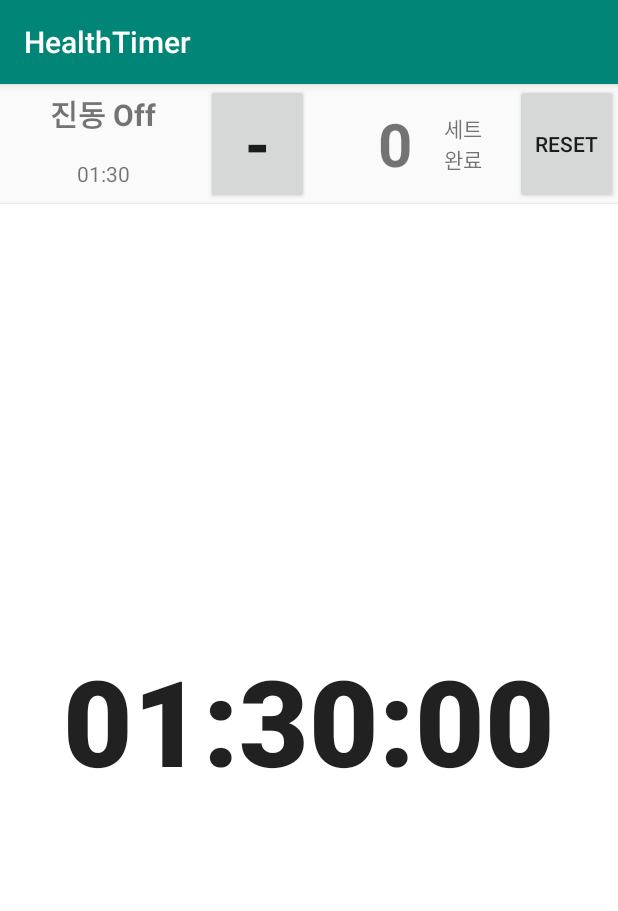
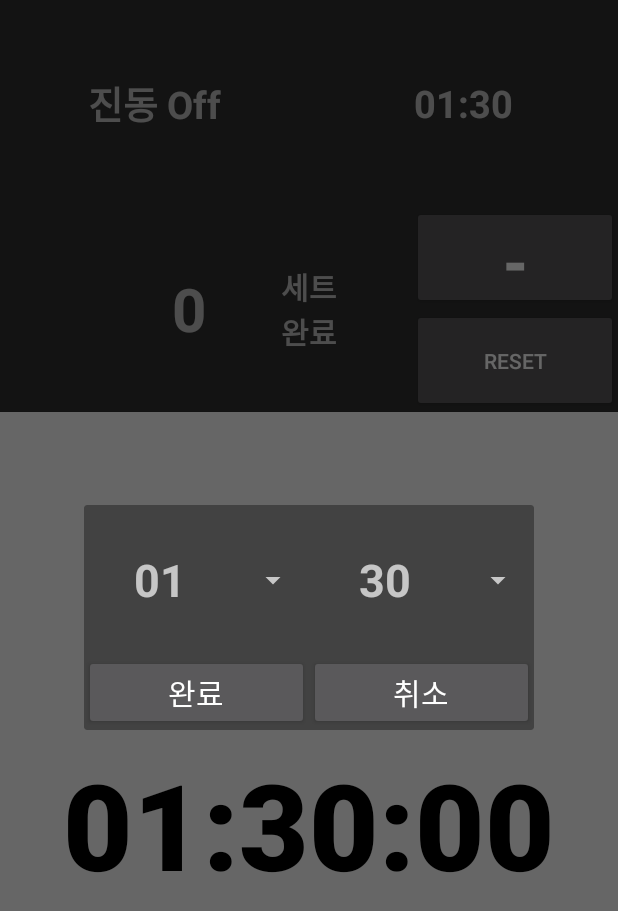
Before and after one commit to k2hyun4/health-timer, an Android app: the screen it shows after launch (MainActivity), after a tap on an icon or button, on a phone screen of 412 x 824 dp. Shown: the top 911 px of the screen. Run offline under Robolectric (Android 15) with nearby library versions, the phone set to English and light mode, and no system bars; our stand-ins replace data binding.

Commit message:
[Version 1.0.0] * 휴식시간 설정 구현(Spinner) * 상단부 레이아웃 변경
//TODO
* 타이머 진행시 백그라운드에서 유지되도록 Service로 변경 필요

```diff
--- a/app/build.gradle
+++ b/app/build.gradle
@@ -9,8 +9,8 @@ android {
         applicationId "tanned.bear"
         minSdkVersion 21
         targetSdkVersion 28
-        versionCode 1
-        versionName "1.0"
+        versionCode 10000
+        versionName "1.0.0"
         testInstrumentationRunner "android.support.test.runner.AndroidJUnitRunner"
     }
     buildTypes {
--- a/app/src/main/AndroidManifest.xml
+++ b/app/src/main/AndroidManifest.xml
@@ -10,14 +10,12 @@
             android:label="@string/app_name"
             android:roundIcon="@mipmap/ic_launcher_round"
             android:supportsRtl="true"
-            android:theme="@style/AppTheme">
+            android:theme="@style/Theme.AppCompat.NoActionBar">
         <activity android:name=".MainActivity">
             <intent-filter>
                 <action android:name="android.intent.action.MAIN"/>
-
                 <category android:name="android.intent.category.LAUNCHER"/>
             </intent-filter>
         </activity>
     </application>
-
 </manifest>
--- a/app/src/main/java/tanned/bear/MainActivity.kt
+++ b/app/src/main/java/tanned/bear/MainActivity.kt
@@ -2,19 +2,21 @@ package tanned.bear
 
 import android.app.Dialog
 import android.content.Context
-import android.content.DialogInterface
 import android.content.SharedPreferences
 import android.databinding.DataBindingUtil
 import android.os.Build
 import android.os.Bundle
 import android.os.VibrationEffect
 import android.os.Vibrator
-import android.support.v7.app.AlertDialog
 import android.support.v7.app.AppCompatActivity
 import android.view.View
+import android.widget.ArrayAdapter
+import android.widget.Button
+import android.widget.Spinner
 import android.widget.TextView
 import tanned.bear.databinding.ActivityMainBinding
 import java.util.*
+import kotlin.collections.ArrayList
 import kotlin.concurrent.timer
 
 class MainActivity : AppCompatActivity() {
@@ -24,6 +26,9 @@ class MainActivity : AppCompatActivity() {
     private var mVibrationFlag: Boolean = false     //진동 설정 여부
     private var mRestTime: Long = 0     //설정된 휴식 시간
     private var mPauseDialog: Dialog? = null     //일시정지시 발생할 다이얼로그
+    private var mSetRestTimeDialog: Dialog? = null     //휴식시간 설정 다이얼로그
+    private var mMinuteSpinner: Spinner? = null
+    private var mSecondSpinner: Spinner? = null
 
     private var mRemainRestTime: Long = 0       //타이머를 통해 변경될 휴식 시간
     private var mTimerTask: Timer? = null       //휴식시간 변경 타이머
@@ -59,9 +64,23 @@ class MainActivity : AppCompatActivity() {
         mRestTime = mSharedPreferences.getLong(getString(R.string.key_rest_time), resources.getInteger(R.integer.default_rest_time).toLong())
         mRemainRestTime = mRestTime
         setRestTime(true, false)
-        setRestTime(false, false)
+        var simpleTime: String? = setRestTime(false, false)
 
+        initPauseDialog()
+
+        //휴식시간 설정 스피너 초기화
+        val minuteArray: Array<String> = resources.getStringArray(R.array.rest_time_minute)
+        val secondArray: Array<String> = resources.getStringArray(R.array.rest_time_second)
+        initSetRestTimeDialog(minuteArray, secondArray)
+        val restTimeList: List<String>? = simpleTime?.split(":")
+
+        mMinuteSpinner?.setSelection(minuteArray.indexOf(restTimeList?.get(0)))
+        mSecondSpinner?.setSelection(secondArray.indexOf(restTimeList?.get(1)))
+    }
+
+    fun initPauseDialog() {
         mPauseDialog = Dialog(this)
+
         mPauseDialog?.setContentView(R.layout.dialog_pause)
         mPauseDialog?.findViewById<TextView>(R.id.reset)?.setOnClickListener(View.OnClickListener {
             mPauseDialog?.cancel()
@@ -73,6 +92,36 @@ class MainActivity : AppCompatActivity() {
         })
 
         mPauseDialog?.create()
+    }
+
+    fun initSetRestTimeDialog(minuteArray: Array<String>, secondArray: Array<String>) {
+        val minuteList: ArrayList<String> = ArrayList()
+        val secondList: ArrayList<String> = ArrayList()
+
+        for (item: String in minuteArray) {
+            minuteList.add(item)
+        }
+
+        for (item: String in secondArray) {
+            secondList.add(item)
+        }
+
+        mSetRestTimeDialog = Dialog(this)
+
+        mSetRestTimeDialog?.setContentView(R.layout.dialog_set_rest_time)
+        mMinuteSpinner = mSetRestTimeDialog?.findViewById(R.id.change_minute)
+        mMinuteSpinner?.adapter = ArrayAdapter(this, R.layout.layout_custom_spinner, minuteList)
+        mSecondSpinner = mSetRestTimeDialog?.findViewById(R.id.change_second)
+        mSecondSpinner?.adapter = ArrayAdapter(this, R.layout.layout_custom_spinner, secondList)
+
+        mSetRestTimeDialog?.findViewById<Button>(R.id.btn_set)?.setOnClickListener({
+            onClickSetResetTime()
+            mSetRestTimeDialog?.cancel()
+        })
+        mSetRestTimeDialog?.findViewById<Button>(R.id.btn_cancel)?.setOnClickListener({
+            mSetRestTimeDialog?.cancel()
+        })
+        mSetRestTimeDialog?.create()
     }
 
     //1) 센터 클릭, 타이머 중 센터 클릭
@@ -112,7 +161,7 @@ class MainActivity : AppCompatActivity() {
 
     //4) 상단부 - 휴식시간 설정 팝업
     fun onClickShowRestTimePopup() {
-
+        mSetRestTimeDialog?.show()
     }
 
     //4) 상단부 - 세트수 줄이기
@@ -130,9 +179,16 @@ class MainActivity : AppCompatActivity() {
         setDisplaySetCount()
     }
 
-    //5) 설정 팝업 - 휴식시간 설정
+    //5) 설정 - 휴식시간 설정
     fun onClickSetResetTime() {
+        val minute: String = mMinuteSpinner?.selectedItem.toString()
+        val second: String = mSecondSpinner?.selectedItem.toString()
+        mRestTime = convertStrToTime(minute, second)
+        setRestTime(false, false)
 
+        if (!mRunningTimerFlag) {
+            setRestTime(true, false)
+        }
     }
 
     fun setDisplaySetCount() = mBinding.displaySetCount.setText(mSetCount.toString())
@@ -164,7 +220,14 @@ class MainActivity : AppCompatActivity() {
         return String.format("%02d:%02d:%02d", minute, second, milis)
     }
 
-    fun setRestTime(onDisplayFlag: Boolean, forTimerFlag: Boolean) {
+    fun convertStrToTime(minute: String, second: String): Long {
+        val oneMinute: Long = 60000
+        return minute.toLong() * oneMinute + second.toLong() * 1000
+    }
+
+    fun setRestTime(onDisplayFlag: Boolean, forTimerFlag: Boolean): String? {
+        var result: String? = null
+
         if (onDisplayFlag) {
             if (forTimerFlag) {
                 runOnUiThread {
@@ -175,8 +238,11 @@ class MainActivity : AppCompatActivity() {
             }
 
         } else {
-            mBinding.setRestTime.setText(convertTimeToStr(mRestTime, false))
+            result = convertTimeToStr(mRestTime, false)
+            mBinding.setRestTime.setText(result)
         }
+
+        return result
     }
 
     fun stopTimer(pauseFlag: Boolean) {
@@ -215,7 +281,7 @@ class MainActivity : AppCompatActivity() {
         if (defaultFlag) {
             colorId = R.color.white
         } else {
-            colorId = R.color.magenta
+            colorId = R.color.lightGreen
         }
 
         val colorInt: Int
@@ -229,3 +295,8 @@ class MainActivity : AppCompatActivity() {
         mBinding.btnCenter.setBackgroundColor(colorInt)
     }
 }
+
+class Time {
+    private var minute: String? = null
+    private var second: String? = null
+}
--- a/app/src/main/res/drawable-v24/background_border.xml
+++ /dev/null
@@ -1,18 +0,0 @@
-<?xml version="1.0" encoding="utf-8"?>
-<layer-list xmlns:android="http://schemas.android.com/apk/res/android">
-    <item
-            android:top="0dp"
-            android:left="0dp"
-            android:right="0dp"
-            android:bottom="0dp">
-
-        <shape xmlns:android="http://schemas.android.com/apk/res/android"
-               android:shape="rectangle" >
-            <solid android:color="#FFFFFF"/>
-            <corners android:bottomRightRadius="5dp"/>
-            <stroke
-                    android:width="1dp"
-                    android:color="#EDEFF2"/>
-        </shape>
-    </item>
-</layer-list>
--- a/app/src/main/res/layout/activity_main.xml
+++ b/app/src/main/res/layout/activity_main.xml
@@ -13,45 +13,38 @@
 
         <LinearLayout
             android:layout_width="match_parent"
-            android:layout_height="80dp"
-            android:orientation="horizontal">
+            android:layout_height="0dp"
+            android:layout_weight="1"
+            android:orientation="vertical">
             <LinearLayout
-                android:layout_width="0dp"
-                android:layout_height="match_parent"
-                android:layout_weight="1"
-                android:orientation="vertical">
+                android:layout_width="match_parent"
+                android:layout_height="0dp"
+                android:layout_weight="1">
                 <TextView
                     android:id="@+id/switchVibration"
-                    android:layout_width="match_parent"
-                    android:layout_height="0dp"
+                    android:layout_width="0dp"
+                    android:layout_height="match_parent"
                     android:layout_weight="1"
                     android:gravity="center"
                     android:text="@string/vibration_off"
-                    android:textSize="20dp"
+                    android:textSize="25dp"
                     android:textStyle="bold"
                     android:onClick="@{() -> activity.onClickSwitchVibration()}"/>
                 <TextView
                     android:id="@+id/setRestTime"
-                    android:layout_width="match_parent"
-                    android:layout_height="0dp"
+                    android:layout_width="0dp"
+                    android:layout_height="match_parent"
                     android:layout_weight="1"
                     android:gravity="center"
+                    android:textSize="25dp"
+                    android:textStyle="bold"
                     android:onClick="@{()->activity.onClickShowRestTimePopup()}"/>
             </LinearLayout>
             <LinearLayout
-                android:layout_width="0dp"
-                android:layout_height="match_parent"
-                android:layout_weight="2"
+                android:layout_width="match_parent"
+                android:layout_height="0dp"
+                android:layout_weight="1"
                 android:orientation="horizontal">
-                <Button
-                    android:id="@+id/minusSetCount"
-                    android:layout_width="0dp"
-                    android:layout_height="match_parent"
-                    android:layout_weight="1"
-                    android:text="@string/minus"
-                    android:textSize="40dp"
-                    android:textStyle="bold"
-                    android:onClick="@{()->activity.onClickMinusSetCount()}"/>
                 <LinearLayout
                     android:layout_width="0dp"
                     android:layout_height="match_parent"
@@ -70,24 +63,46 @@
                         android:layout_height="match_parent"
                         android:layout_weight="1"
                         android:gravity="center"
-                        android:text="@string/set_discription"/>
+                        android:text="@string/set_discription"
+                        android:textSize="20dp"
+                        android:textStyle="bold"/>
                 </LinearLayout>
-                <Button
-                    android:id="@+id/resetSetCount"
+                <LinearLayout
                     android:layout_width="0dp"
                     android:layout_height="match_parent"
                     android:layout_weight="1"
-                    android:text="@string/reset"
-                    android:onClick="@{()->activity.onClickResetSetCount()}"/>
+                    android:orientation="vertical">
+                    <Button
+                        android:id="@+id/minusSetCount"
+                        android:layout_width="match_parent"
+                        android:layout_height="0dp"
+                        android:layout_weight="1"
+                        android:gravity="center"
+                        android:text="@string/minus"
+                        android:textSize="40dp"
+                        android:textStyle="bold"
+                        android:onClick="@{()->activity.onClickMinusSetCount()}"/>
+                    <Button
+                        android:id="@+id/resetSetCount"
+                        android:layout_width="match_parent"
+                        android:layout_height="0dp"
+                        android:layout_weight="1"
+                        android:gravity="center"
+                        android:text="@string/reset"
+                        android:onClick="@{()->activity.onClickResetSetCount()}"/>
+                </LinearLayout>
             </LinearLayout>
         </LinearLayout>
 
         <Button
-                android:id="@+id/btnCenter"
-                android:layout_width="match_parent"
-                android:layout_height="match_parent"
-                android:textStyle="bold"
-                android:textSize="80dp"
-                android:onClick="@{()->activity.onClickCenter()}" android:background="@color/white"/>
+            android:id="@+id/btnCenter"
+            android:layout_width="match_parent"
+            android:layout_height="0dp"
+            android:layout_weight="2"
+            android:textStyle="bold"
+            android:textSize="80dp"
+            android:textColor="@color/black"
+            android:onClick="@{()->activity.onClickCenter()}"
+            android:background="@color/white"/>
     </LinearLayout>
 </layout>
--- a/app/src/main/res/layout/dialog_pause.xml
+++ b/app/src/main/res/layout/dialog_pause.xml
@@ -1,15 +1,15 @@
 <?xml version="1.0" encoding="utf-8"?>
 <LinearLayout xmlns:android="http://schemas.android.com/apk/res/android"
-    android:layout_width="300dp"
+    android:layout_width="200dp"
     android:layout_height="match_parent"
     android:orientation="vertical">
     <TextView
         android:id="@+id/resume"
         android:layout_width="match_parent"
-        android:layout_height="200dp"
+        android:layout_height="140dp"
         android:gravity="center"
         android:text="@string/resume_timer"
-        android:textSize="70dp"
+        android:textSize="40dp"
         android:textStyle="bold"
     />
     <View
@@ -20,10 +20,10 @@
     <TextView
         android:id="@+id/reset"
         android:layout_width="match_parent"
-        android:layout_height="200dp"
+        android:layout_height="140dp"
         android:gravity="center"
         android:text="@string/reset_timer"
-        android:textSize="70dp"
+        android:textSize="40dp"
         android:textStyle="bold"
     />
 </LinearLayout>
--- /dev/null
+++ b/app/src/main/res/layout/dialog_set_rest_time.xml
@@ -0,0 +1,42 @@
+<?xml version="1.0" encoding="utf-8"?>
+<LinearLayout xmlns:android="http://schemas.android.com/apk/res/android"
+    android:layout_width="300dp"
+    android:layout_height="150dp"
+    android:orientation="vertical">
+    <LinearLayout
+        android:layout_width="match_parent"
+        android:layout_height="100dp">
+        <Spinner
+            android:id="@+id/change_minute"
+            android:layout_width="0dp"
+            android:layout_height="match_parent"
+            android:layout_weight="1"
+        />
+        <Spinner
+            android:id="@+id/change_second"
+            android:layout_width="0dp"
+            android:layout_height="match_parent"
+            android:layout_weight="1"
+        />
+    </LinearLayout>
+    <LinearLayout
+        android:layout_width="match_parent"
+        android:layout_height="50dp">
+        <Button
+            android:id="@+id/btn_set"
+            android:layout_width="0dp"
+            android:layout_height="match_parent"
+            android:layout_weight="1"
+            android:text="@string/set_rest_time"
+            android:textSize="20dp"
+            android:textColor="@color/white"/>
+        <Button
+                android:id="@+id/btn_cancel"
+            android:layout_width="0dp"
+            android:layout_height="match_parent"
+            android:layout_weight="1"
+            android:text="@string/cancel_rest_time"
+            android:textSize="20dp"
+            android:textColor="@color/white"/>
+    </LinearLayout>
+</LinearLayout>
--- /dev/null
+++ b/app/src/main/res/layout/layout_custom_spinner.xml
@@ -0,0 +1,8 @@
+<?xml version="1.0" encoding="utf-8"?>
+<TextView xmlns:android="http://schemas.android.com/apk/res/android"
+    android:layout_width="match_parent"
+    android:layout_height="match_parent"
+    android:gravity="center"
+    android:textSize="30dp"
+    android:textStyle="bold">
+</TextView>
--- a/app/src/main/res/values/colors.xml
+++ b/app/src/main/res/values/colors.xml
@@ -4,5 +4,7 @@
     <color name="colorPrimaryDark">#00574B</color>
     <color name="colorAccent">#D81B60</color>
     <color name="white">#FFFFFF</color>
+    <color name="black">#000000</color>
     <color name="magenta">#D24999 </color>
+    <color name="lightGreen">#86E57F </color>
 </resources>
--- a/app/src/main/res/values/strings.xml
+++ b/app/src/main/res/values/strings.xml
@@ -9,9 +9,27 @@
     <string name="reset">Reset</string>
     <string name="minus">-</string>
     <string name="set_discription">세트\n완료</string>
-    <string name="resume_timer">재개</string>
-    <string name="reset_timer">초기화</string>
+    <string name="resume_timer">Resume</string>
+    <string name="reset_timer">Reset</string>
+    <string name="set_rest_time">완료</string>
+    <string name="cancel_rest_time">취소</string>
 
     <integer name="default_rest_time">90000</integer>
     <integer name="zero">0</integer>
+
+    <string-array name="rest_time_minute">
+        <item>00</item>
+        <item>01</item>
+        <item>02</item>
+        <item>03</item>
+    </string-array>
+
+    <string-array name="rest_time_second">
+        <item>00</item>
+        <item>10</item>
+        <item>20</item>
+        <item>30</item>
+        <item>40</item>
+        <item>50</item>
+    </string-array>
 </resources>
```
